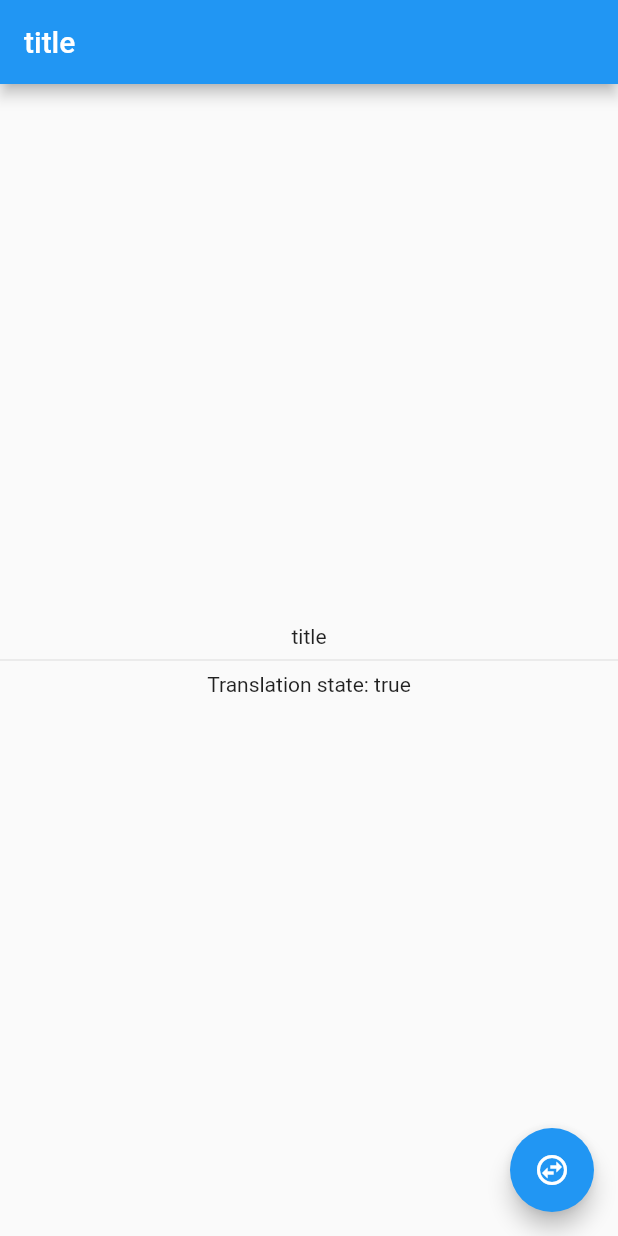
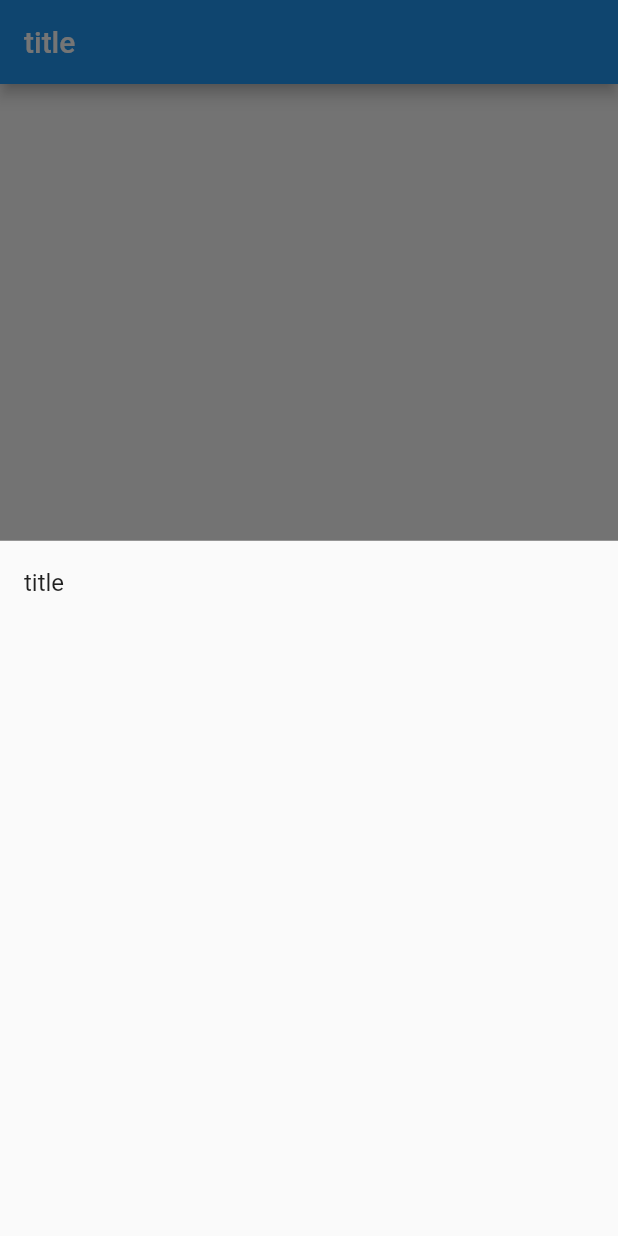
Before and after one commit to tolgee/flutter-sdk, a Flutter app: the screen it shows after launch, after a tap on "title", on a phone screen of 412 x 824 dp. Run offline on Flutter 3.47's test engine with Material 2 defaults, Android fonts, the phone set to English and light mode, and no system bars; our stand-ins replace nested; missing offline and left inert: device_frame, pointer_interceptor; network calls fail; statements that could not run were skipped.

Commit message:
Add translation popup

```diff
--- a/lib/main.dart
+++ b/lib/main.dart
@@ -1,6 +1,6 @@
 import 'package:flutter/material.dart';
 import 'package:tolgee/tolgee/tolgee_sdk.dart';
-import 'package:tolgee/tolgee/translation_widget.dart';
+import 'package:tolgee/tolgee/ui/translation_widget.dart';
 
 Future<void> main() async {
   await TolgeeSdk.init(
@@ -13,47 +13,19 @@ Future<void> main() async {
 class MyApp extends StatelessWidget {
   const MyApp({super.key});
 
-  // This widget is the root of your application.
   @override
   Widget build(BuildContext context) {
     return MaterialApp(
       title: context.tolgee.currentLanguage,
       theme: ThemeData(
-        // This is the theme of your application.
-        //
-        // Try running your application with "flutter run". You'll see the
-        // application has a blue toolbar. Then, without quitting the app, try
-        // changing the primarySwatch below to Colors.green and then invoke
-        // "hot reload" (press "r" in the console where you ran "flutter run",
-        // or simply save your changes to "hot reload" in a Flutter IDE).
-        // Notice that the counter didn't reset back to zero; the application
-        // is not restarted.
         primarySwatch: Colors.blue,
       ),
       home: Scaffold(
         appBar: AppBar(
-          // Here we take the value from the MyHomePage object that was created by
-          // the App.build method, and use it to set our appbar title.
           title: Text('title'),
         ),
         body: Center(
-          // Center is a layout widget. It takes a single child and positions it
-          // in the middle of the parent.
           child: Column(
-            // Column is also a layout widget. It takes a list of children and
-            // arranges them vertically. By default, it sizes itself to fit its
-            // children horizontally, and tries to be as tall as its parent.
-            //
-            // Invoke "debug painting" (press "p" in the console, choose the
-            // "Toggle Debug Paint" action from the Flutter Inspector in Android
-            // Studio, or the "Toggle Debug Paint" command in Visual Studio Code)
-            // to see the wireframe for each widget.
-            //
-            // Column has various properties to control how it sizes itself and
-            // how it positions its children. Here we use mainAxisAlignment to
-            // center the children vertically; the main axis here is the vertical
-            // axis because Columns are vertical (the cross axis would be
-            // horizontal).
             mainAxisAlignment: MainAxisAlignment.center,
             children: <Widget>[
               TranslationWidget(
@@ -65,6 +37,14 @@ class MyApp extends StatelessWidget {
               Text(
                 'Translation state: ${TolgeeSdk.instance.isTranslationEnabled}',
               ),
+              TranslationWidget(builder: (context, tr) {
+                return OutlinedButton(
+                  onPressed: () {},
+                  child: Text(
+                    tr('button'),
+                  ),
+                );
+              }),
             ],
           ),
         ),
--- a/lib/tolgee/tolgee_sdk.dart
+++ b/lib/tolgee/tolgee_sdk.dart
@@ -68,6 +68,23 @@ class TolgeeSdk extends ChangeNotifier {
     TolgeeSdk.instance.notifyListeners();
   }
 
+  List<TolgeeKeyModel> translationForKeys(List<String> keys) {
+    final emptyTranslations = keys.map((key) {
+      return TolgeeKeyModel(
+        keyName: key,
+        translations: {},
+      );
+    }).toList();
+
+    return emptyTranslations
+        .map((translationKey) =>
+            _translations.firstWhereOrNull(
+              (element) => element.keyName == translationKey.keyName,
+            ) ??
+            translationKey)
+        .toList();
+  }
+
   static Future<void> updateTranslation({
     required String key,
     required String value,
--- /dev/null
+++ b/lib/tolgee/ui/translation_pop_up.dart
@@ -0,0 +1,31 @@
+import 'package:flutter/material.dart';
+import 'package:tolgee/tolgee/api/tolgee_key_model.dart';
+
+class TranslationPopUp extends StatefulWidget {
+  final List<TolgeeKeyModel> translationModels;
+
+  const TranslationPopUp({
+    super.key,
+    required this.translationModels,
+  });
+
+  @override
+  _TranslationPopUpState createState() => _TranslationPopUpState();
+}
+
+class _TranslationPopUpState extends State<TranslationPopUp> {
+  @override
+  Widget build(BuildContext context) {
+    return Container(
+      child: ListView.builder(
+        itemCount: widget.translationModels.length,
+        itemBuilder: (context, index) {
+          final model = widget.translationModels[index];
+          return ListTile(
+            title: Text(model.keyName),
+          );
+        },
+      ),
+    );
+  }
+}
--- a/lib/tolgee/translation_widget.dart
+++ b/lib/tolgee/ui/translation_widget.dart
@@ -1,5 +1,6 @@
 import 'package:flutter/material.dart';
 import 'package:tolgee/tolgee/tolgee_sdk.dart';
+import 'package:tolgee/tolgee/ui/translation_pop_up.dart';
 
 typedef TranslationGetter = String Function(String key);
 typedef TranslatedWidgetBuilder = Widget Function(
@@ -19,6 +20,8 @@ class TranslationWidget extends StatefulWidget {
 }
 
 class _TranslationWidgetState extends State<TranslationWidget> {
+  List<String> _keys = [];
+
   @override
   Widget build(BuildContext context) {
     return ListenableBuilder(
@@ -29,23 +32,31 @@ class _TranslationWidgetState extends State<TranslationWidget> {
 
           final onTap = isTranslationEnabled
               ? () {
-                  setState(() {
-                    TolgeeSdk.instance.toggleTranslationEnabled();
-                  });
+                  showModalBottomSheet(
+                      context: context,
+                      builder: (context) {
+                        return TranslationPopUp(
+                          translationModels:
+                              TolgeeSdk.instance.translationForKeys(_keys),
+                        );
+                      });
                 }
-              : () {
-                  setState(() {
-                    TolgeeSdk.instance.toggleTranslationEnabled();
-                  });
-                };
+              : null;
 
-          return GestureDetector(
-            onTap: onTap,
-            child: Container(
-              color: backgroundColor,
-              child: widget.builder(
-                context,
-                TolgeeSdk.instance.translate,
+          return Container(
+            color: backgroundColor,
+            child: GestureDetector(
+              onTap: onTap,
+              behavior: HitTestBehavior.deferToChild,
+              child: AbsorbPointer(
+                absorbing: true,
+                child: widget.builder(
+                  context,
+                  (key) {
+                    _keys.add(key);
+                    return TolgeeSdk.instance.translate(key);
+                  },
+                ),
               ),
             ),
           );
```
